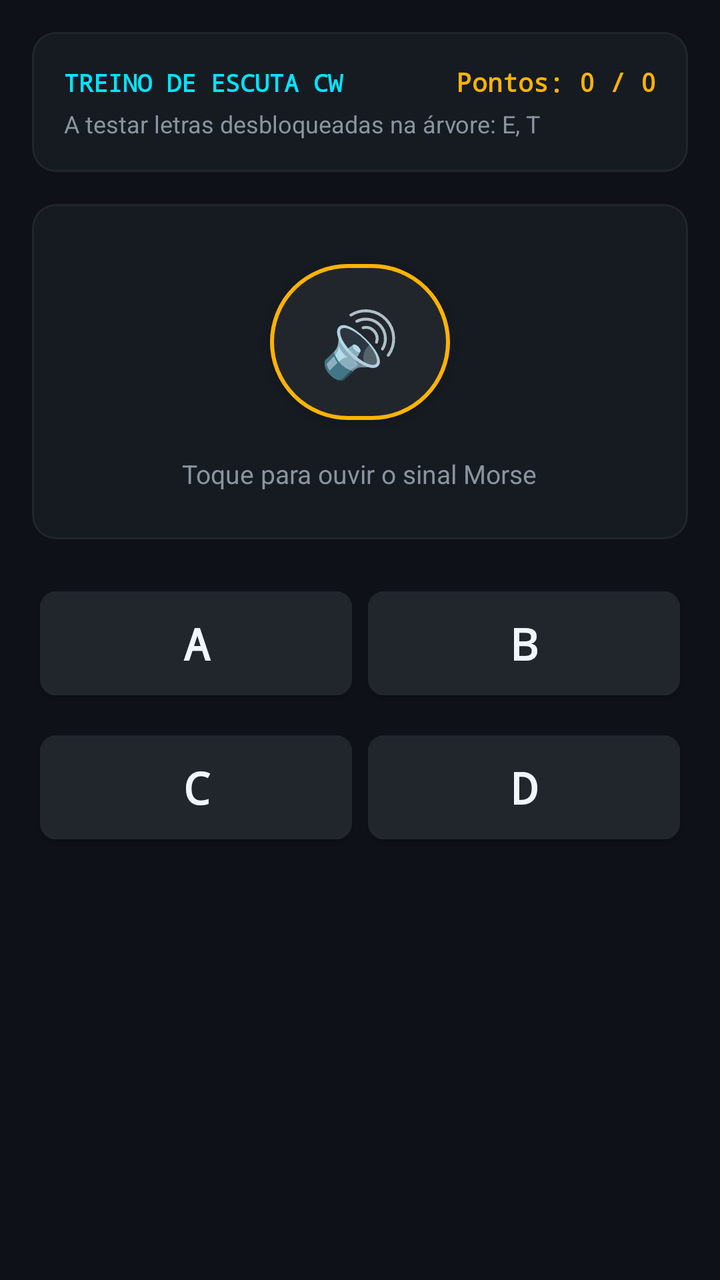
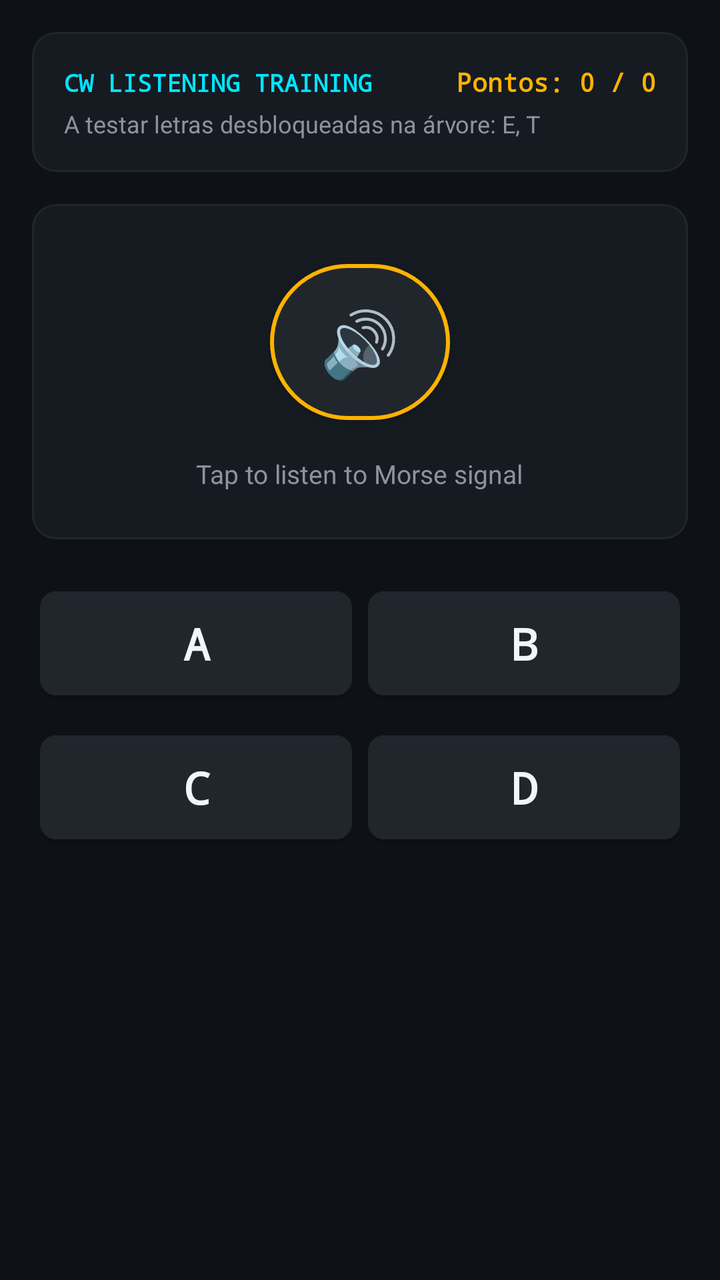

Compare the two renders of this Android layout. The source of the first and the diff that turns it into the second are given below.
<!-- AndroidManifest.xml: application theme Theme.MorseGO -->
<!-- res/layout/fragment_practice.xml -->
<?xml version="1.0" encoding="utf-8"?>
<LinearLayout xmlns:android="http://schemas.android.com/apk/res/android"
    xmlns:app="http://schemas.android.com/apk/res-auto"
    android:layout_width="match_parent"
    android:layout_height="match_parent"
    android:background="@color/radio_dark"
    android:orientation="vertical"
    android:padding="16dp">

    <ScrollView
        android:layout_width="match_parent"
        android:layout_height="match_parent"
        android:fillViewport="true">

        <LinearLayout
            android:layout_width="match_parent"
            android:layout_height="wrap_content"
            android:orientation="vertical">

            
            <com.google.android.material.card.MaterialCardView
                android:layout_width="match_parent"
                android:layout_height="wrap_content"
                android:backgroundTint="@color/radio_surface"
                app:cardCornerRadius="12dp"
                app:cardElevation="0dp"
                app:strokeColor="@color/radio_surface_variant"
                app:strokeWidth="1dp">

                <LinearLayout
                    android:layout_width="match_parent"
                    android:layout_height="wrap_content"
                    android:orientation="vertical"
                    android:padding="16dp">

                    <LinearLayout
                        android:layout_width="match_parent"
                        android:layout_height="wrap_content"
                        android:orientation="horizontal">

                        <TextView
                            android:layout_width="0dp"
                            android:layout_height="wrap_content"
                            android:layout_weight="1"
                            android:fontFamily="monospace"
                            android:text="TREINO DE ESCUTA CW"
                            android:textColor="@color/morse_cyan"
                            android:textSize="12sp"
                            android:textStyle="bold" />

                        <TextView
                            android:id="@+id/tvPracticeScore"
                            android:layout_width="wrap_content"
                            android:layout_height="wrap_content"
                            android:fontFamily="monospace"
                            android:text="Pontos: 0 / 0"
                            android:textColor="@color/morse_amber"
                            android:textSize="13sp"
                            android:textStyle="bold" />
                    </LinearLayout>

                    <TextView
                        android:id="@+id/tvPracticeUnlockedInfo"
                        android:layout_width="wrap_content"
                        android:layout_height="wrap_content"
                        android:layout_marginTop="4dp"
                        android:text="A testar letras desbloqueadas na árvore: E, T"
                        android:textColor="@color/text_secondary"
                        android:textSize="12sp" />
                </LinearLayout>
            </com.google.android.material.card.MaterialCardView>

            
            <com.google.android.material.card.MaterialCardView
                android:layout_width="match_parent"
                android:layout_height="wrap_content"
                android:layout_marginTop="16dp"
                android:backgroundTint="@color/radio_surface"
                app:cardCornerRadius="12dp"
                app:cardElevation="0dp"
                app:strokeColor="@color/radio_surface_variant"
                app:strokeWidth="1dp">

                <LinearLayout
                    android:layout_width="match_parent"
                    android:layout_height="wrap_content"
                    android:gravity="center_horizontal"
                    android:orientation="vertical"
                    android:padding="24dp">

                    <Button
                        android:id="@+id/btnPlayQuestionAudio"
                        android:layout_width="90dp"
                        android:layout_height="90dp"
                        android:backgroundTint="@color/radio_surface_variant"
                        android:fontFamily="monospace"
                        android:text="🔊"
                        android:textColor="@color/morse_amber"
                        android:textSize="32sp"
                        app:cornerRadius="45dp"
                        app:strokeColor="@color/morse_amber"
                        app:strokeWidth="2dp" />

                    <TextView
                        android:layout_width="wrap_content"
                        android:layout_height="wrap_content"
                        android:layout_marginTop="12dp"
                        android:text="Toque para ouvir o sinal Morse"
                        android:textColor="@color/text_secondary"
                        android:textSize="13sp" />
                </LinearLayout>
            </com.google.android.material.card.MaterialCardView>

            
            <GridLayout
                android:layout_width="match_parent"
                android:layout_height="wrap_content"
                android:layout_marginTop="16dp"
                android:columnCount="2"
                android:rowCount="2">

                <Button
                    android:id="@+id/btnOpt1"
                    android:layout_width="0dp"
                    android:layout_height="64dp"
                    android:layout_columnWeight="1"
                    android:layout_margin="4dp"
                    android:backgroundTint="@color/radio_surface_variant"
                    android:fontFamily="monospace"
                    android:text="A"
                    android:textColor="@color/text_primary"
                    android:textSize="22sp"
                    android:textStyle="bold"
                    app:cornerRadius="8dp" />

                <Button
                    android:id="@+id/btnOpt2"
                    android:layout_width="0dp"
                    android:layout_height="64dp"
                    android:layout_columnWeight="1"
                    android:layout_margin="4dp"
                    android:backgroundTint="@color/radio_surface_variant"
                    android:fontFamily="monospace"
                    android:text="B"
                    android:textColor="@color/text_primary"
                    android:textSize="22sp"
                    android:textStyle="bold"
                    app:cornerRadius="8dp" />

                <Button
                    android:id="@+id/btnOpt3"
                    android:layout_width="0dp"
                    android:layout_height="64dp"
                    android:layout_columnWeight="1"
                    android:layout_margin="4dp"
                    android:backgroundTint="@color/radio_surface_variant"
                    android:fontFamily="monospace"
                    android:text="C"
                    android:textColor="@color/text_primary"
                    android:textSize="22sp"
                    android:textStyle="bold"
                    app:cornerRadius="8dp" />

                <Button
                    android:id="@+id/btnOpt4"
                    android:layout_width="0dp"
                    android:layout_height="64dp"
                    android:layout_columnWeight="1"
                    android:layout_margin="4dp"
                    android:backgroundTint="@color/radio_surface_variant"
                    android:fontFamily="monospace"
                    android:text="D"
                    android:textColor="@color/text_primary"
                    android:textSize="22sp"
                    android:textStyle="bold"
                    app:cornerRadius="8dp" />
            </GridLayout>

            
            <TextView
                android:id="@+id/tvQuizResult"
                android:layout_width="match_parent"
                android:layout_height="wrap_content"
                android:layout_marginTop="12dp"
                android:gravity="center"
                android:textColor="@color/morse_green"
                android:textSize="15sp"
                android:textStyle="bold"
                android:visibility="gone" />

            <Button
                android:id="@+id/btnNextQuestion"
                android:layout_width="match_parent"
                android:layout_height="52dp"
                android:layout_marginTop="12dp"
                android:layout_marginBottom="24dp"
                android:backgroundTint="@color/morse_amber"
                android:fontFamily="monospace"
                android:text="Próxima Pergunta ▶"
                android:textColor="@color/radio_dark"
                android:textStyle="bold"
                android:visibility="gone" />

        </LinearLayout>
    </ScrollView>
</LinearLayout>
<!-- resources referenced by this layout -->
<resources>
  <color name="morse_amber">#FFB300</color>
  <color name="morse_cyan">#00E5FF</color>
  <color name="morse_green">#00E676</color>
  <color name="radio_dark">#0E1117</color>
  <color name="radio_surface">#161B22</color>
  <color name="radio_surface_variant">#21262D</color>
  <color name="text_primary">#F0F6FC</color>
  <color name="text_secondary">#8B949E</color>
  <style name="Theme.MorseGO" parent="Theme.MaterialComponents.DayNight.NoActionBar">
          
          <item name="colorPrimary">@color/morse_amber</item>
          <item name="colorPrimaryVariant">@color/morse_amber_dark</item>
          <item name="colorOnPrimary">@color/radio_dark</item>
  
          
          <item name="colorSecondary">@color/morse_cyan</item>
          <item name="colorSecondaryVariant">@color/morse_cyan_dark</item>
          <item name="colorOnSecondary">@color/radio_dark</item>
  
          
          <item name="android:colorBackground">@color/radio_dark</item>
          <item name="colorSurface">@color/radio_surface</item>
          <item name="colorOnSurface">@color/text_primary</item>
  
          
          <item name="android:statusBarColor">@color/radio_dark</item>
          <item name="android:navigationBarColor">@color/radio_dark</item>
          <item name="android:windowLightStatusBar">false</item>
      </style>
  <color name="morse_amber_dark">#FF8F00</color>
  <color name="morse_cyan_dark">#00B0FF</color>
</resources>

<!-- the commit's change to res/layout/fragment_practice.xml (unified diff, before → after) -->
@@ -39,11 +39,12 @@
                         android:orientation="horizontal">
 
                         <TextView
+                            android:id="@+id/tvPracticeHeaderTitle"
                             android:layout_width="0dp"
                             android:layout_height="wrap_content"
                             android:layout_weight="1"
                             android:fontFamily="monospace"
-                            android:text="TREINO DE ESCUTA CW"
+                            android:text="@string/cw_listening_practice_title"
                             android:textColor="@color/morse_cyan"
                             android:textSize="12sp"
                             android:textStyle="bold" />
@@ -102,10 +103,11 @@
                         app:strokeWidth="2dp" />
 
                     <TextView
+                        android:id="@+id/tvPracticeTapPrompt"
                         android:layout_width="wrap_content"
                         android:layout_height="wrap_content"
                         android:layout_marginTop="12dp"
-                        android:text="Toque para ouvir o sinal Morse"
+                        android:text="@string/practice_tap_to_listen"
                         android:textColor="@color/text_secondary"
                         android:textSize="13sp" />
                 </LinearLayout>
@@ -196,7 +198,7 @@
                 android:layout_marginBottom="24dp"
                 android:backgroundTint="@color/morse_amber"
                 android:fontFamily="monospace"
-                android:text="Próxima Pergunta ▶"
+                android:text="@string/practice_next_question"
                 android:textColor="@color/radio_dark"
                 android:textStyle="bold"
                 android:visibility="gone" />
<!-- resource entries referenced after the edit -->
@@ -8,6 +8,9 @@
   <color name="radio_surface_variant">#21262D</color>
   <color name="text_primary">#F0F6FC</color>
   <color name="text_secondary">#8B949E</color>
+  <string name="cw_listening_practice_title">CW LISTENING TRAINING</string>
+  <string name="practice_next_question">Next Question ▶</string>
+  <string name="practice_tap_to_listen">Tap to listen to Morse signal</string>
   <style name="Theme.MorseGO" parent="Theme.MaterialComponents.DayNight.NoActionBar">
           
           <item name="colorPrimary">@color/morse_amber</item>
